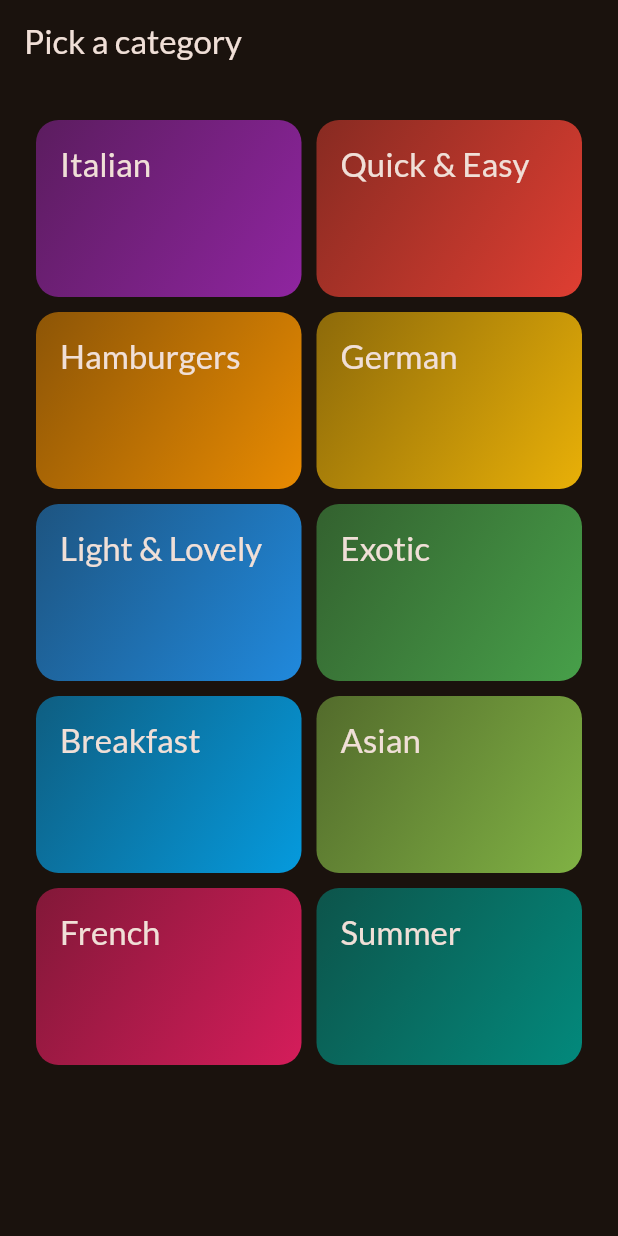
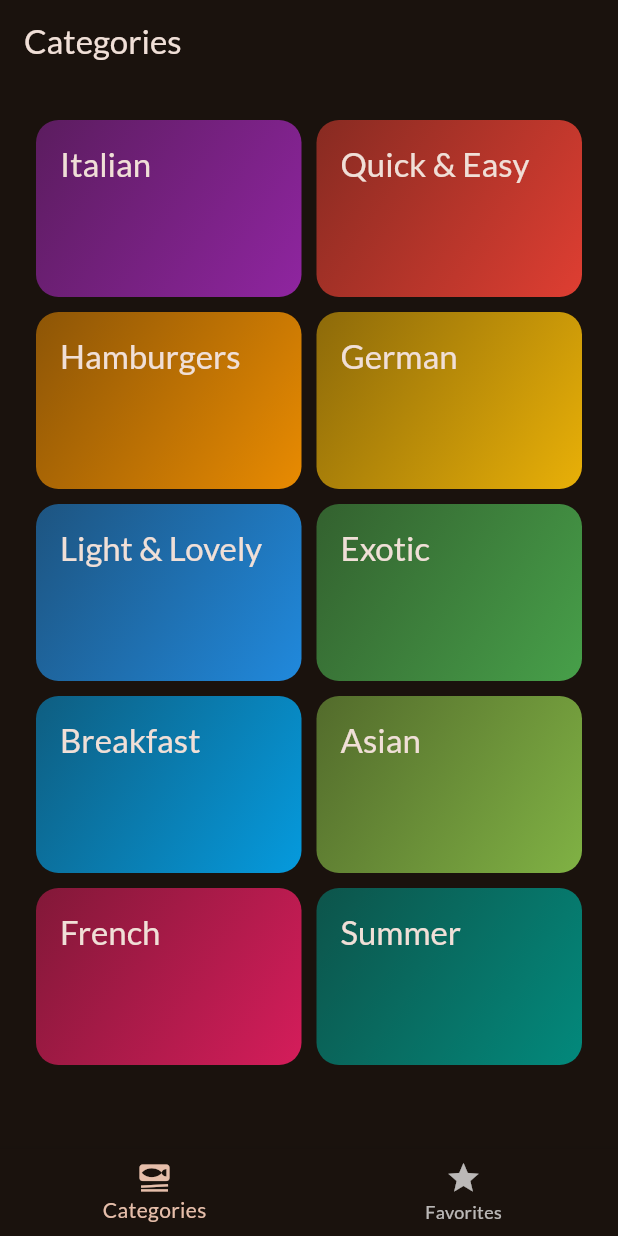
Before and after one commit to inecon/flutter, a Flutter app: the screen it shows after launch, on a phone screen of 412 x 824 dp. Run offline on Flutter 3.47's test engine with Material 3 defaults, Android fonts, the phone set to English and light mode, and no system bars; our stand-ins replace google_fonts, transparent_image.

Commit message:
Add favorites tab

```diff
--- a/lib/main.dart
+++ b/lib/main.dart
@@ -1,7 +1,6 @@
 import 'package:flutter/material.dart';
-
 import 'package:google_fonts/google_fonts.dart';
-import 'package:meals/screens/categories.dart';
+import 'package:meals/screens/tabs.dart';
 
 final theme = ThemeData(
   useMaterial3: true,
@@ -23,7 +22,8 @@ class App extends StatelessWidget {
   Widget build(BuildContext context) {
     return MaterialApp(
         theme: theme,
-        home: const CategoriesScreen() //MealsScreen(title: 'Some category', meals: dummyMeals)//CategoriesScreen()
-    );
+        home:
+            const TabsScreen() //MealsScreen(title: 'Some category', meals: dummyMeals)//CategoriesScreen()
+        );
   }
 }
--- a/lib/screens/categories.dart
+++ b/lib/screens/categories.dart
@@ -1,13 +1,15 @@
 import 'package:flutter/material.dart';
 import 'package:meals/widgets/category_grid_item.dart';
 import 'package:meals/data/dummy_data.dart';
-
 import 'package:meals/screens/meals.dart';
-
 import 'package:meals/models/category.dart';
+import 'package:meals/models/meal.dart';
 
 class CategoriesScreen extends StatelessWidget {
-  const CategoriesScreen({super.key});
+  const CategoriesScreen({super.key, required this.onToggleFavorite});
+
+  final void Function(Meal meal) onToggleFavorite;
+
 
   void _selectCategory(BuildContext context, Category category) {
     final filteredMeals = dummyMeals
@@ -16,18 +18,14 @@ class CategoriesScreen extends StatelessWidget {
     Navigator.of(context).push(
       MaterialPageRoute(builder: (ctx) {
         return MealsScreen(
-            title: category.title, meals: filteredMeals); //category.meals
+            title: category.title, meals: filteredMeals, onToggleFavorite: onToggleFavorite); //category.meals
       }),
     );
   }
 
   @override
   Widget build(BuildContext context) {
-    return Scaffold(
-      appBar: AppBar(
-        title: const Text("Pick a category"),
-      ),
-      body: GridView(
+    return GridView(
         padding: const EdgeInsets.all(24),
         gridDelegate: const SliverGridDelegateWithFixedCrossAxisCount(
             crossAxisCount: 2,
@@ -41,8 +39,6 @@ class CategoriesScreen extends StatelessWidget {
                 onSelectCategory: () {
                   _selectCategory(context, category);
                 })
-        ],
-      ),
-    );
+        ]);
   }
 }
--- /dev/null
+++ b/lib/screens/tabs.dart
@@ -0,0 +1,74 @@
+import 'package:flutter/material.dart';
+import 'package:meals/screens/meals.dart';
+import 'package:meals/screens/categories.dart';
+import 'package:meals/models/meal.dart';
+
+class TabsScreen extends StatefulWidget {
+  const TabsScreen({super.key});
+
+  @override
+  State<TabsScreen> createState() => _TabsScreenState();
+}
+
+class _TabsScreenState extends State<TabsScreen> {
+  int _selectedPageIndex = 0;
+  final List<Meal> _favoriteMeals = [];
+  void _showInfoMessage(String message) {
+    ScaffoldMessenger.of(context).clearSnackBars();
+    ScaffoldMessenger.of(context).showSnackBar(
+      SnackBar(
+        content: Text(message),
+      ),
+    );
+  }
+
+  void _toggleMealFavoriteStatus(Meal meal) {
+    setState(() {
+      if (_favoriteMeals.contains(meal)) {
+        _favoriteMeals.remove(meal);
+        _showInfoMessage('Meal removed from favorites!');
+      } else {
+        _favoriteMeals.add(meal);
+        _showInfoMessage('Meal added as a favorite!');
+      }
+    });
+  }
+
+  void _onSelectPage(int index) {
+    setState(() {
+      _selectedPageIndex = index;
+    });
+  }
+
+  @override
+  Widget build(BuildContext context) {
+    Widget activePage = CategoriesScreen(onToggleFavorite: _toggleMealFavoriteStatus);
+    var activePageTitle = 'Categories';
+
+    if (_selectedPageIndex == 1) {
+      activePage =  MealsScreen(meals: _favoriteMeals, onToggleFavorite: _toggleMealFavoriteStatus);
+      activePageTitle = 'Favorites';
+    }
+
+    return Scaffold(
+      appBar: AppBar(
+        title: Text(activePageTitle),
+      ),
+      body: activePage,
+      bottomNavigationBar: BottomNavigationBar(
+        onTap: _onSelectPage,
+        currentIndex: _selectedPageIndex,
+        items: const [
+          BottomNavigationBarItem(
+            icon: Icon(Icons.set_meal),
+            label: 'Categories',
+          ),
+          BottomNavigationBarItem(
+            icon: Icon(Icons.star),
+            label: 'Favorites',
+          )
+        ],
+      ),
+    );
+  }
+}
```
Also changed, not shown: lib/screens/meal_details.dart (+56 -7 lines), lib/screens/meals.dart (+16 -9 lines).
